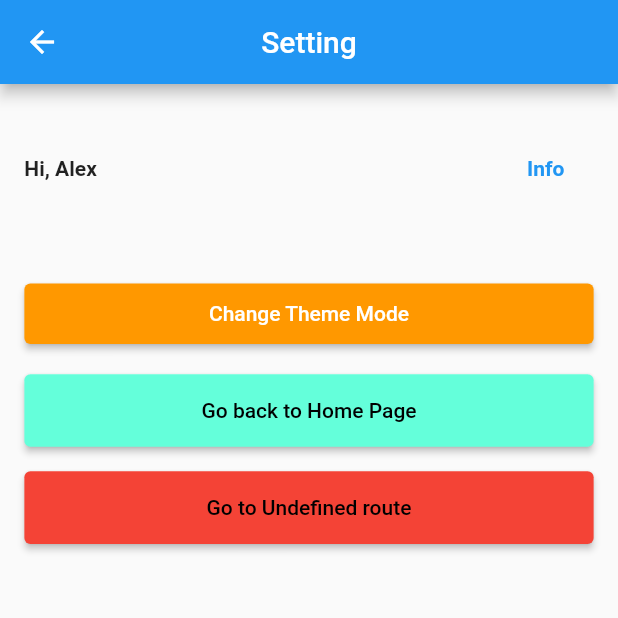
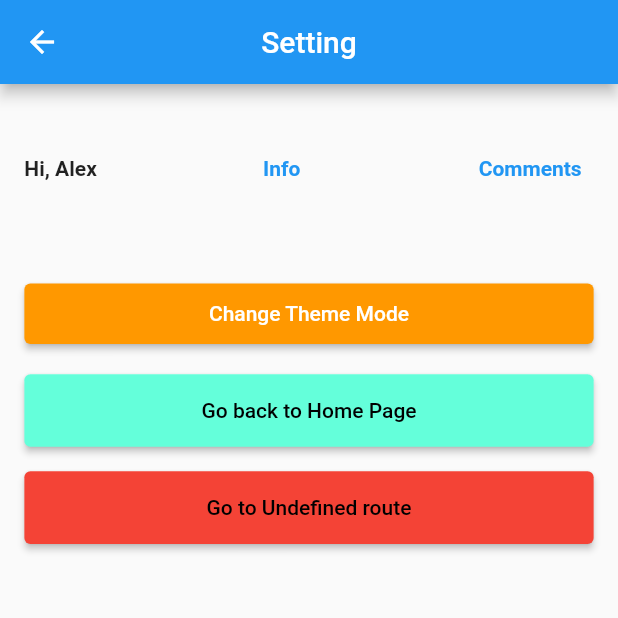
Before and after one commit to dxgiang/dx_lib, a Flutter app: the screen it shows after launch, after a tap on "Go to setting", on a phone screen of 412 x 824 dp, the top half of it. Run offline on Flutter 3.47's test engine with Material 2 defaults, Android fonts, the phone set to English and light mode, and no system bars; our stand-ins replace flutter_screenutil, go_router, uni_links; missing offline and left inert: onesignal_flutter; network calls fail.

Commit message:
fetch list comments

```diff
--- /dev/null
+++ b/lib/feature/comments/model.dart
@@ -0,0 +1,25 @@
+class Comments {
+  final int postId;
+  final int id;
+  final String name;
+  final String email;
+  final String body;
+
+  const Comments({
+    required this.postId,
+    required this.id,
+    required this.name,
+    required this.email,
+    required this.body,
+  });
+
+  factory Comments.fromJson(Map<String, dynamic> json) {
+    return Comments(
+      postId: json['postId'],
+      id: json['id'],
+      name: json['name'],
+      email: json['email'],
+      body: json['body'],
+    );
+  }
+}
--- a/lib/feature/my_activity/my_activity_page.dart
+++ b/lib/feature/my_activity/my_activity_page.dart
@@ -32,7 +32,7 @@ class _MyActivityWidgetState extends State<MyActivityWidget>
               onTap: () {
                 context.pushNamed(
                   RoutePaths.detailActivity,
-                  params: {'activityName': 'Activity at index $index'},
+                  params: {'activityName': '$index'},
                 );
               },
               child: Container(
--- a/lib/feature/setting/setting_page.dart
+++ b/lib/feature/setting/setting_page.dart
@@ -49,6 +49,20 @@ class SettingWidget extends StatelessWidget {
                     );
                   },
                 ),
+                TextButton(
+                  child: const Text(
+                    'Comments',
+                    style: TextStyle(fontWeight: FontWeight.bold),
+                  ),
+                  onPressed: () {
+                    context.goNamed(
+                      RoutePaths.comments,
+                      params: {
+                        "id": "1"
+                      },
+                    );
+                  },
+                )
               ],
             ),
             SizedBox(height: kPadding24 * 2),
--- a/lib/go_router/go_route.dart
+++ b/lib/go_router/go_route.dart
@@ -2,6 +2,7 @@ import 'dart:developer';
 
 import 'package:flutter/cupertino.dart';
 import 'package:go_router/go_router.dart';
+import 'package:go_router_example/feature/comments/comments_page.dart';
 import 'package:go_router_example/feature/error_screen/error_screen.dart';
 import 'package:go_router_example/feature/home_page.dart';
 import 'package:go_router_example/feature/my_activity/detail_activity/detail_activity_page.dart';
@@ -25,6 +26,13 @@ final goRouter = GoRouter(
       path: '/',
       builder: (context, state) => const HomePageWidget(),
       routes: [
+        GoRoute(
+          name: RoutePaths.comments,
+          path: 'comments/:id',
+          builder: (context, state) {
+            return CommentsPage(id: state.params["id"].toString());
+          },
+        ),
         GoRoute(
           name: RoutePaths.settings,
           path: 'settings/:name',
--- a/lib/go_router/route_paths.dart
+++ b/lib/go_router/route_paths.dart
@@ -5,4 +5,5 @@ class RoutePaths {
   static String userDetailInfo = '/userDetailInfo';
   static String myActivity = '/myActivity';
   static String detailActivity = '/detailActivity';
+  static String comments = '/comments';
 }
--- a/lib/main.dart
+++ b/lib/main.dart
@@ -1,21 +1,11 @@
 import 'package:flutter/material.dart';
 import 'package:flutter_screenutil/flutter_screenutil.dart';
+import 'package:go_router_example/core/one_signal/one_signal.dart';
 import 'package:go_router_example/go_router/go_route.dart';
-import 'package:onesignal_flutter/onesignal_flutter.dart';
 
 void main() {
   WidgetsFlutterBinding.ensureInitialized();
-
-  //Remove this method to stop OneSignal Debugging
-  OneSignal.shared.setLogLevel(OSLogLevel.verbose, OSLogLevel.none);
-
-  OneSignal.shared.setAppId("a96962ef-88fe-4d34-baef-8f79085ede4f");
-
-// The promptForPushNotificationsWithUserResponse function will show the iOS or Android push notification prompt. We recommend removing the following code and instead using an In-App Message to prompt for notification permission
-  OneSignal.shared.promptUserForPushNotificationPermission().then((accepted) {
-    print("Accepted permission: $accepted");
-  });
-
+  initPlatformState();
   runApp(
     ScreenUtilInit(
       designSize: const Size(375, 812),
@@ -24,12 +14,10 @@ void main() {
       builder: (context, _) => MaterialApp.router(
         debugShowCheckedModeBanner: false,
         routerConfig: goRouter,
-        // navigatorObservers: [RouterObserver()],
       ),
     ),
   );
 }
-
 
 /* class GoRouteListener implements PopNavigatorRouterDelegateMixin {
   @override
--- a/pubspec.yaml
+++ b/pubspec.yaml
@@ -17,6 +17,7 @@ dependencies:
   flutter_screenutil: ^5.6.0
   fluttertoast: ^8.1.2
   go_router: ^6.0.1
+  http: ^0.13.5
   logger: ^1.1.0
   onesignal_flutter: ^3.5.0
   rxdart: ^0.27.7
```
Also changed, not shown: lib/feature/comments/comments_page.dart (added, +87 -0 lines), lib/feature/home_page.dart (+89 -26 lines), pubspec.lock.
